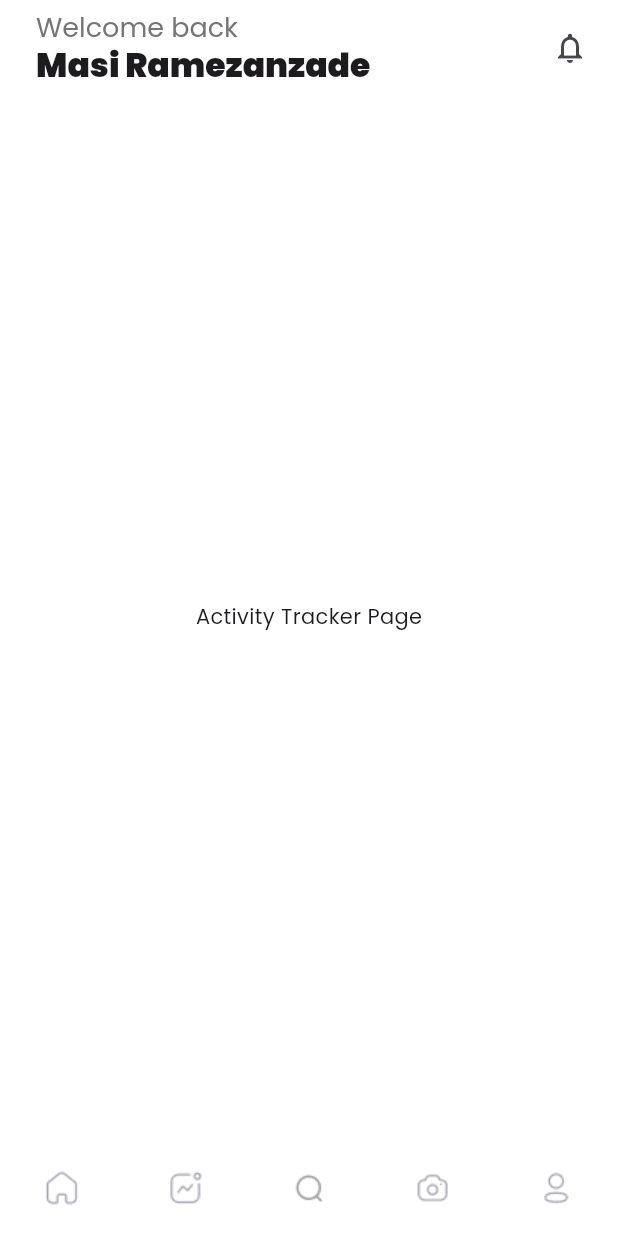
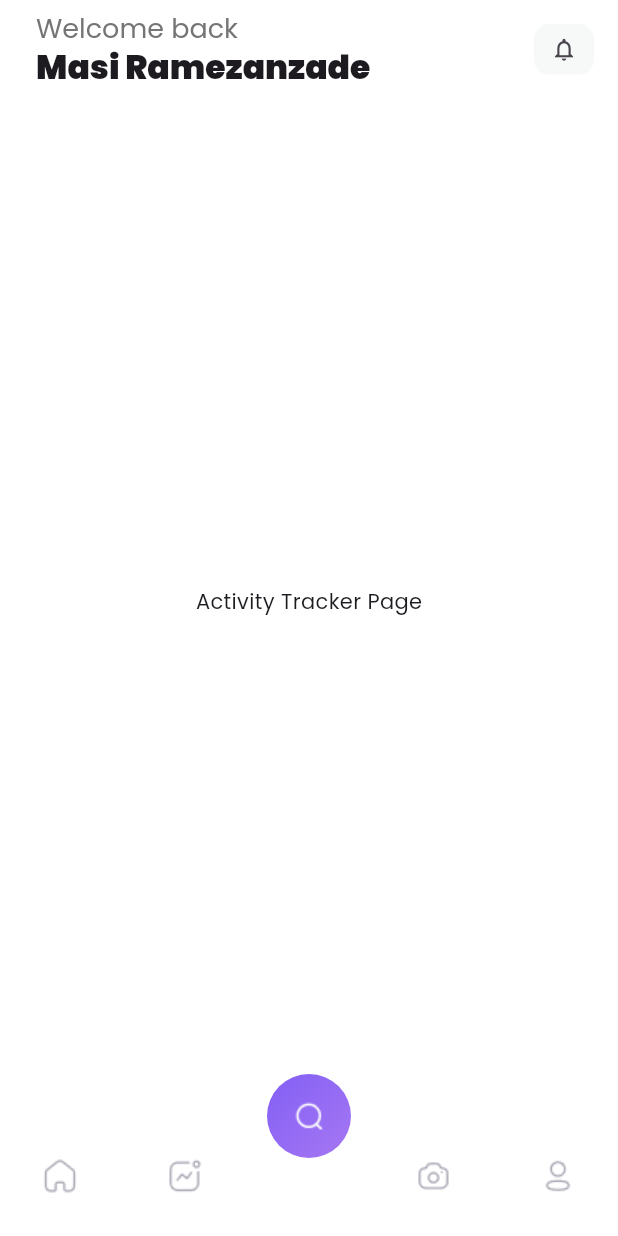
Before and after one commit to Kani-3004/fitness-mobile-app, a Flutter app: the HomePageTemplate screen opened directly, item 2 of the bottom bar chosen, on a phone screen of 412 x 824 dp. Run offline on Flutter 3.47's test engine with Material 3 defaults, Android fonts, the phone set to English and light mode, and no system bars; our stand-ins replace carousel_slider, google_fonts, syncfusion_flutter_charts; missing offline and left inert: another_stepper.

Commit message:
Home Screen savepoint

```diff
--- a/lib/main.dart
+++ b/lib/main.dart
@@ -1,4 +1,4 @@
-import 'package:fitness_mobile_app/screens/welcome_screen_two.dart';
+import 'package:fitness_mobile_app/screens/home_page_template.dart';
 import 'package:flutter/material.dart';
 import 'package:google_fonts/google_fonts.dart';
 
@@ -15,7 +15,7 @@ class FitnessMobileApp extends StatelessWidget {
       debugShowCheckedModeBanner: false,
       theme: ThemeData(textTheme: GoogleFonts.poppinsTextTheme()),
       title: 'Fitness Mobile App',
-      home: WelcomeScreenTwo(),
+      home: HomePageTemplate(),
     );
   }
 }
--- a/lib/screens/home_page_template.dart
+++ b/lib/screens/home_page_template.dart
@@ -36,6 +36,7 @@ class _HomePageTemplateState extends State<HomePageTemplate> {
       child: Scaffold(
         backgroundColor: Colors.white,
         appBar: AppBar(
+          toolbarHeight: MediaQuery.of(context).size.height * 0.07,
           backgroundColor: Colors.white,
           elevation: 0,
           title: Padding(
@@ -46,8 +47,7 @@ class _HomePageTemplateState extends State<HomePageTemplate> {
                 Text(
                   "Welcome back",
                   style: TextStyle(
-                    color:
-                        Colors.grey[600], // Darker grey for better visibility
+                    color: Colors.grey[600],
                     fontSize: 18,
                   ),
                 ),
@@ -71,43 +71,87 @@ class _HomePageTemplateState extends State<HomePageTemplate> {
                     ),
                   );
                 },
-                icon: Icon(Icons.notifications_none),
+                icon: Container(
+                  height: 40,
+                  width: 40,
+                  decoration: BoxDecoration(
+                      shape: BoxShape.rectangle,
+                      borderRadius: BorderRadius.circular(10),
+                      color: Color(0xffF7F8F8)),
+                  child: IconButton(
+                    onPressed: () {
+                      Navigator.of(context).pushReplacement(
+                        MaterialPageRoute(
+                          builder: (context) => NotificationPage(),
+                        ),
+                      );
+                    },
+                    icon: Icon(
+                      Icons.notifications_none,
+                      size: 18,
+                    ),
+                  ),
+                ),
               ),
-            )
+            ),
           ],
         ),
-
-        // Dynamic Body Content
         body: pages[selectedIndex],
-
-        // Bottom Navigation Bar
-        bottomNavigationBar: BottomNavigationBar(
-          backgroundColor: Colors.white,
-          type: BottomNavigationBarType.fixed,
-          elevation: 0,
-          showUnselectedLabels: false,
-          showSelectedLabels: false,
-          unselectedItemColor: Colors.grey,
-          selectedItemColor: Colors.black,
-          currentIndex: selectedIndex,
-          onTap: _onItemTapped,
-          items: [
-            BottomNavigationBarItem(
-                icon: Image.asset("assets/images/home.png"), label: ""),
-            BottomNavigationBarItem(
-                icon: Image.asset("assets/images/activity.png"), label: ""),
-            BottomNavigationBarItem(
-                icon: Image.asset(
-                  "assets/images/search.png",
-                  color: Colors.grey,
+        bottomNavigationBar: BottomAppBar(
+          color: Colors.white,
+          shape: CircularNotchedRectangle(),
+          notchMargin: 5,
+          clipBehavior: Clip.none,
+          child: Container(
+            height: 60,
+            decoration: BoxDecoration(
+              color: Colors.white,
+            ),
+            child: Row(
+              mainAxisAlignment: MainAxisAlignment.spaceBetween,
+              children: [
+                IconButton(
+                  icon: Image.asset("assets/images/home.png"),
+                  onPressed: () => _onItemTapped(0),
                 ),
-                label: ""),
-            BottomNavigationBarItem(
-                icon: Image.asset("assets/images/camera.png"), label: ""),
-            BottomNavigationBarItem(
-                icon: Image.asset("assets/images/profile.png"), label: ""),
-          ],
+                IconButton(
+                  icon: Image.asset("assets/images/activity.png"),
+                  onPressed: () => _onItemTapped(1),
+                ),
+                SizedBox(width: 48),
+                IconButton(
+                  icon: Image.asset("assets/images/camera.png"),
+                  onPressed: () => _onItemTapped(3),
+                ),
+                IconButton(
+                  icon: Image.asset("assets/images/profile.png"),
+                  onPressed: () => _onItemTapped(4),
+                ),
+              ],
+            ),
+          ),
         ),
+        floatingActionButton: Container(
+          decoration: BoxDecoration(
+            shape: BoxShape.circle,
+            gradient: LinearGradient(
+              colors: [
+                Color(0xFF825FF5),
+                Color(0xFFA677F2),
+              ],
+              begin: Alignment.topLeft,
+              end: Alignment.bottomRight,
+            ),
+          ),
+          child: FloatingActionButton(
+            backgroundColor: Colors.transparent,
+            shape: CircleBorder(),
+            onPressed: () => setState(() => selectedIndex = 2),
+            elevation: 0,
+            child: Image.asset("assets/images/search.png"),
+          ),
+        ),
+        floatingActionButtonLocation: FloatingActionButtonLocation.centerDocked,
       ),
     );
   }
--- a/lib/widgets/bmi_card_homepage.dart
+++ b/lib/widgets/bmi_card_homepage.dart
@@ -13,7 +13,7 @@ class _BmiCardHomepageState extends State<BmiCardHomepage> {
   Widget build(BuildContext context) {
     return Container(
       decoration: BoxDecoration(
-        borderRadius: BorderRadius.circular(15),
+        borderRadius: BorderRadius.circular(20),
         gradient: LinearGradient(
           colors: [
             Color(0xFFE391D5),
--- a/lib/widgets/today_target_homepage.dart
+++ b/lib/widgets/today_target_homepage.dart
@@ -12,7 +12,7 @@ class _TodayTargetHomepageState extends State<TodayTargetHomepage> {
   Widget build(BuildContext context) {
     return Container(
       decoration: BoxDecoration(
-        borderRadius: BorderRadius.circular(10),
+        borderRadius: BorderRadius.circular(20),
         gradient: LinearGradient(
           colors: [
             Color(0xFFFAE8F7),
--- a/pubspec.yaml
+++ b/pubspec.yaml
@@ -28,6 +28,7 @@ dependencies:
   font_awesome_flutter: ^10.8.0
   flutter_launcher_icons: ^0.14.3
   flutter_lints: ^5.0.0
+  another_stepper: ^1.2.2
 
 dev_dependencies:
   flutter_test:
```
Also changed, not shown: lib/screens/home_page.dart (+12 -84 lines), lib/widgets/heartrate_card_homepage.dart (added, +91 -0 lines), lib/widgets/heartrate_chart_homepage.dart (added, +104 -0 lines), lib/widgets/sleep_card_homepage.dart (added, +72 -0 lines), lib/widgets/sleep_chart_homepage.dart (added, +103 -0 lines), lib/widgets/water_intake_homepage.dart (added, +91 -0 lines), lib/widgets/waterintake_stepper_homepage.dart (added, +69 -0 lines), pubspec.lock.
